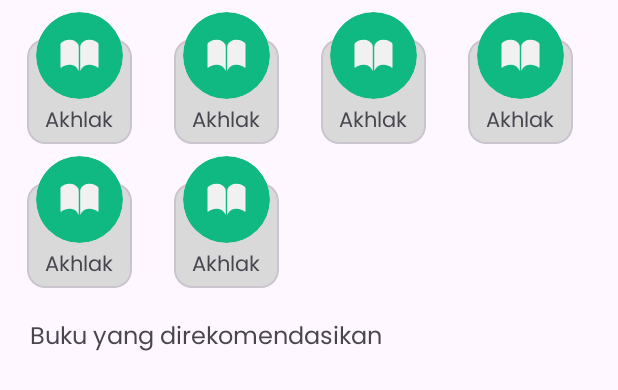
After one commit to ridhogaa/Maktabah-YARSI, an Android app: the layout fragment_home.xml on its own in the app's theme, with its tools: preview values and no code run, on a phone screen of 412 x 824 dp. The commit adds this screen. Shown: the top 390 px of the screen. Run offline under Robolectric (Android 15) with nearby library versions, the phone set to English and light mode, and no system bars.

Commit message:
add:component-home

```diff
--- /dev/null
+++ b/app/src/main/res/drawable/book_category.xml
@@ -0,0 +1,5 @@
+<vector android:height="24dp" android:viewportHeight="64"
+    android:viewportWidth="64" android:width="24dp" xmlns:android="http://schemas.android.com/apk/res/android">
+    <path android:fillColor="#10B981" android:pathData="M32,0L32,0A32,32 0,0 1,64 32L64,32A32,32 0,0 1,32 64L32,64A32,32 0,0 1,0 32L0,32A32,32 0,0 1,32 0z"/>
+    <path android:fillColor="#F1F1F1" android:fillType="evenOdd" android:pathData="M39.177,20.432C42.487,20.432 44.21,21.682 45.257,22.526C45.49,22.712 45.679,22.948 45.807,23.217C45.936,23.486 46.002,23.781 46,24.08V32.304V40.528C45.991,40.652 45.944,40.77 45.865,40.866C45.822,40.912 45.769,40.947 45.711,40.971C45.653,40.994 45.59,41.004 45.527,41.001C45.469,41.004 45.412,40.993 45.359,40.97C45.306,40.947 45.26,40.911 45.223,40.866C44.176,39.988 42.116,38.84 39.076,38.84C34.01,38.84 32.524,43.568 32.524,43.568V25.667C32.526,24.748 32.835,23.857 33.402,23.134C34.347,21.884 36.07,20.432 39.177,20.432ZM24.789,20.432C27.896,20.432 29.619,21.884 30.598,23.134C31.165,23.857 31.474,24.748 31.476,25.667V43.568C31.476,43.568 29.99,38.84 24.924,38.84C21.884,38.84 19.824,39.988 18.777,40.866C18.682,40.925 18.58,40.97 18.473,41.001C18.41,41.003 18.348,40.992 18.29,40.968C18.232,40.945 18.18,40.91 18.135,40.866C18.091,40.822 18.056,40.769 18.033,40.711C18.01,40.653 17.999,40.591 18,40.528V24.08C18.002,23.782 18.069,23.488 18.198,23.22C18.326,22.951 18.513,22.714 18.743,22.526C19.757,21.682 21.479,20.432 24.789,20.432Z"/>
+</vector>
--- /dev/null
+++ b/app/src/main/res/layout/fragment_home.xml
@@ -0,0 +1,36 @@
+<?xml version="1.0" encoding="utf-8"?>
+<androidx.constraintlayout.widget.ConstraintLayout xmlns:android="http://schemas.android.com/apk/res/android"
+    xmlns:app="http://schemas.android.com/apk/res-auto"
+    xmlns:tools="http://schemas.android.com/tools"
+    android:layout_width="match_parent"
+    android:layout_height="match_parent"
+    tools:context=".ui.home.HomeFragment">
+
+    <androidx.recyclerview.widget.RecyclerView
+        android:id="@+id/rv_category"
+        android:layout_width="0dp"
+        android:layout_height="wrap_content"
+        android:layout_marginStart="10dp"
+        android:layout_marginEnd="10dp"
+        app:layoutManager="androidx.recyclerview.widget.GridLayoutManager"
+        app:layout_constraintEnd_toEndOf="parent"
+        app:layout_constraintStart_toStartOf="parent"
+        app:layout_constraintTop_toTopOf="parent"
+        app:spanCount="4"
+        tools:itemCount="9"
+        tools:listitem="@layout/item_category" />
+
+    <com.google.android.material.textview.MaterialTextView
+        android:layout_width="0dp"
+        android:layout_height="wrap_content"
+        android:layout_marginStart="20dp"
+        android:layout_marginTop="20dp"
+        android:layout_marginEnd="20dp"
+        android:fontFamily="@font/poppins_regular"
+        android:text="Buku yang direkomendasikan"
+        android:textSize="16sp"
+        app:layout_constraintEnd_toEndOf="parent"
+        app:layout_constraintStart_toStartOf="parent"
+        app:layout_constraintTop_toBottomOf="@id/rv_category" />
+
+</androidx.constraintlayout.widget.ConstraintLayout>
--- /dev/null
+++ b/app/src/main/res/layout/item_book.xml
@@ -0,0 +1,6 @@
+<?xml version="1.0" encoding="utf-8"?>
+<androidx.constraintlayout.widget.ConstraintLayout xmlns:android="http://schemas.android.com/apk/res/android"
+    android:layout_width="match_parent"
+    android:layout_height="match_parent">
+
+</androidx.constraintlayout.widget.ConstraintLayout>
--- /dev/null
+++ b/app/src/main/res/layout/item_category.xml
@@ -0,0 +1,42 @@
+<?xml version="1.0" encoding="utf-8"?>
+<androidx.constraintlayout.widget.ConstraintLayout xmlns:android="http://schemas.android.com/apk/res/android"
+    xmlns:app="http://schemas.android.com/apk/res-auto"
+    xmlns:tools="http://schemas.android.com/tools"
+    android:layout_width="wrap_content"
+    android:layout_height="wrap_content">
+
+    <com.google.android.material.card.MaterialCardView
+        android:id="@+id/card_view"
+        android:layout_width="70dp"
+        android:layout_height="70dp"
+        android:layout_marginStart="8dp"
+        android:layout_marginTop="26dp"
+        android:layout_marginEnd="8dp"
+        android:layout_marginBottom="12dp"
+        android:backgroundTint="@color/grey_category"
+        app:cardCornerRadius="12dp"
+        app:layout_constraintStart_toStartOf="parent"
+        app:layout_constraintTop_toTopOf="parent" />
+
+    <de.hdodenhof.circleimageview.CircleImageView
+        android:id="@+id/img_book"
+        android:layout_width="58dp"
+        android:layout_height="58dp"
+        android:layout_marginBottom="-40dp"
+        android:src="@drawable/book_category"
+        app:layout_constraintBottom_toTopOf="@id/card_view"
+        app:layout_constraintEnd_toEndOf="@id/card_view"
+        app:layout_constraintStart_toStartOf="@id/card_view" />
+
+    <com.google.android.material.textview.MaterialTextView
+        android:id="@+id/tv_category"
+        android:layout_width="0dp"
+        android:layout_height="wrap_content"
+        android:fontFamily="@font/poppins_regular"
+        android:textAlignment="center"
+        app:layout_constraintBottom_toBottomOf="@id/card_view"
+        app:layout_constraintEnd_toEndOf="@id/img_book"
+        app:layout_constraintStart_toStartOf="@id/img_book"
+        app:layout_constraintTop_toBottomOf="@id/img_book"
+        tools:text="Akhlak" />
+</androidx.constraintlayout.widget.ConstraintLayout>
--- a/app/src/main/res/menu/bottom_nav_menu.xml
+++ b/app/src/main/res/menu/bottom_nav_menu.xml
@@ -2,17 +2,17 @@
 <menu xmlns:android="http://schemas.android.com/apk/res/android">
 
     <item
-        android:id="@+id/bottom_home"
+        android:id="@+id/homeFragment"
         android:icon="@drawable/home_menu"
         android:title="Home" />
 
     <item
-        android:id="@+id/bottom_search"
+        android:id="@+id/searchFragment"
         android:icon="@drawable/search"
         android:title="Search" />
 
     <item
-        android:id="@+id/bottom_settings"
+        android:id="@+id/settingFragment"
         android:icon="@drawable/settings"
         android:title="Settings" />
 
--- a/app/src/main/res/values/colors.xml
+++ b/app/src/main/res/values/colors.xml
@@ -5,4 +5,5 @@
     <color name="green_maktabah">#10B981</color>
     <color name="lavender">#8692f7</color>
     <color name="grey">#d2d2d2</color>
+    <color name="grey_category">#D9D9D9</color>
 </resources>
```
Also changed, not shown: app/src/main/java/com/maktabah/maktabahyarsi/ui/home/HomeFragment.kt (added, +32 -0 lines), app/src/main/java/com/maktabah/maktabahyarsi/ui/home/HomeViewModel.kt (added, +7 -0 lines), app/src/main/java/com/maktabah/maktabahyarsi/ui/search/SearchFragment.kt (added, +32 -0 lines), app/src/main/java/com/maktabah/maktabahyarsi/ui/search/SearchViewModel.kt (added, +7 -0 lines), app/src/main/java/com/maktabah/maktabahyarsi/ui/setting/SettingFragment.kt (added, +32 -0 lines), app/src/main/java/com/maktabah/maktabahyarsi/ui/setting/SettingViewModel.kt (added, +7 -0 lines), app/src/main/res/layout/fragment_search.xml (added, +13 -0 lines), app/src/main/res/layout/fragment_setting.xml (added, +13 -0 lines), app/src/main/res/navigation/nav_main.xml (+10 -0 lines).
